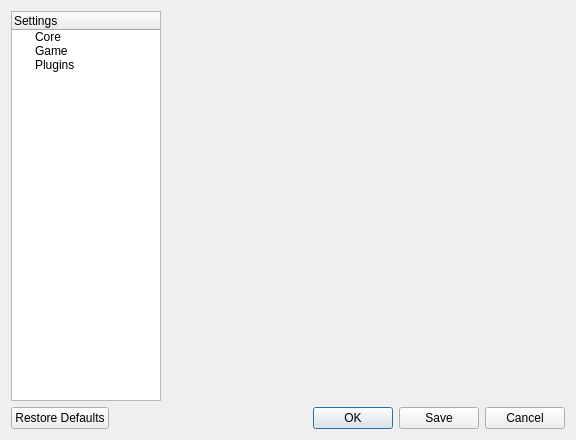
Old version of the form Source/RMG/UserInterface/Dialog/SettingsDialog.ui in the repository Rosalie241/RMG.
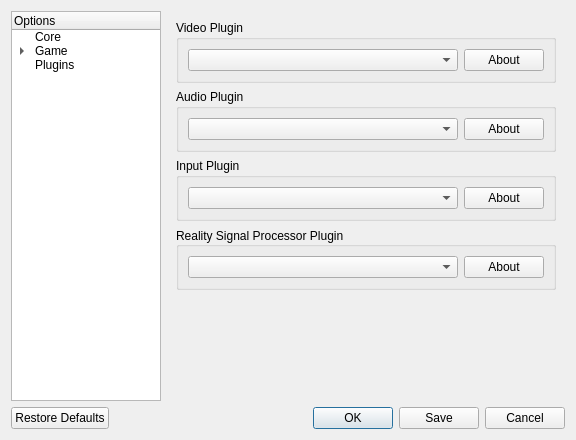
New version of the form. The open tabs and pages were chosen to show the change.

Commit message: Settings window plugin work

```diff
--- a/Source/RMG/UserInterface/Dialog/SettingsDialog.ui
+++ b/Source/RMG/UserInterface/Dialog/SettingsDialog.ui
@@ -50,9 +50,15 @@
            <height>16777215</height>
           </size>
          </property>
+         <property name="headerHidden">
+          <bool>false</bool>
+         </property>
+         <attribute name="headerVisible">
+          <bool>true</bool>
+         </attribute>
          <column>
           <property name="text">
-           <string>Settings</string>
+           <string>Options</string>
           </property>
          </column>
          <item>
@@ -64,6 +70,16 @@
           <property name="text">
            <string>Game</string>
           </property>
+          <item>
+           <property name="text">
+            <string>Core</string>
+           </property>
+          </item>
+          <item>
+           <property name="text">
+            <string>Plugins</string>
+           </property>
+          </item>
          </item>
          <item>
           <property name="text">
@@ -75,7 +91,7 @@
        <item>
         <widget class="QStackedWidget" name="stackedWidget">
          <property name="currentIndex">
-          <number>1</number>
+          <number>4</number>
          </property>
          <widget class="QWidget" name="coreSettingsPage">
           <layout class="QVBoxLayout" name="verticalLayout_2">
@@ -414,7 +430,195 @@
            </item>
           </layout>
          </widget>
-         <widget class="QWidget" name="pluginSettingsPage"/>
+         <widget class="QWidget" name="gameCoreSettingsPage">
+          <layout class="QVBoxLayout" name="verticalLayout_4">
+           <item>
+            <layout class="QHBoxLayout" name="horizontalLayout_11">
+             <item>
+              <widget class="QLabel" name="label_9">
+               <property name="text">
+                <string>CPU Emulator</string>
+               </property>
+              </widget>
+             </item>
+             <item>
+              <widget class="QComboBox" name="coreCpuEmulator_2">
+               <item>
+                <property name="text">
+                 <string>Pure Interpreter</string>
+                </property>
+               </item>
+               <item>
+                <property name="text">
+                 <string>Cached Interpreter</string>
+                </property>
+               </item>
+               <item>
+                <property name="text">
+                 <string>Dynamic Recompiler</string>
+                </property>
+               </item>
+              </widget>
+             </item>
+            </layout>
+           </item>
+           <item>
+            <layout class="QHBoxLayout" name="horizontalLayout_12">
+             <item>
+              <widget class="QCheckBox" name="checkBox">
+               <property name="text">
+                <string>Randomize PI/SI Interrupt Timing</string>
+               </property>
+              </widget>
+             </item>
+            </layout>
+           </item>
+           <item>
+            <spacer name="verticalSpacer_3">
+             <property name="orientation">
+              <enum>Qt::Vertical</enum>
+             </property>
+             <property name="sizeHint" stdset="0">
+              <size>
+               <width>20</width>
+               <height>40</height>
+              </size>
+             </property>
+            </spacer>
+           </item>
+          </layout>
+         </widget>
+         <widget class="QWidget" name="gamePluginsSettingsPage"/>
+         <widget class="QWidget" name="pluginSettingsPage">
+          <layout class="QVBoxLayout" name="verticalLayout_5">
+           <item>
+            <widget class="QGroupBox" name="groupBox">
+             <property name="title">
+              <string>Video Plugin</string>
+             </property>
+             <layout class="QHBoxLayout" name="horizontalLayout_13">
+              <item>
+               <widget class="QComboBox" name="videoPlugins">
+                <property name="sizePolicy">
+                 <sizepolicy hsizetype="Expanding" vsizetype="Fixed">
+                  <horstretch>0</horstretch>
+                  <verstretch>0</verstretch>
+                 </sizepolicy>
+                </property>
+               </widget>
+              </item>
+              <item>
+               <widget class="QPushButton" name="pushButton">
+                <property name="text">
+                 <string>About</string>
+                </property>
+               </widget>
+              </item>
+             </layout>
+            </widget>
+           </item>
+           <item>
+            <widget class="QGroupBox" name="groupBox_2">
+             <property name="title">
+              <string>Audio Plugin</string>
+             </property>
+             <layout class="QHBoxLayout" name="horizontalLayout_14">
+              <item>
+               <widget class="QComboBox" name="audioPlugins">
+                <property name="sizePolicy">
+                 <sizepolicy hsizetype="Expanding" vsizetype="Fixed">
+                  <horstretch>0</horstretch>
+                  <verstretch>0</verstretch>
+                 </sizepolicy>
+                </property>
+               </widget>
+              </item>
+              <item>
+               <widget class="QPushButton" name="pushButton_2">
+                <property name="text">
+                 <string>About</string>
+                </property>
+               </widget>
+              </item>
+             </layout>
+            </widget>
+           </item>
+           <item>
+            <widget class="QGroupBox" name="groupBox_3">
+             <property name="title">
+              <string>Input Plugin</string>
+             </property>
+             <layout class="QHBoxLayout" name="horizontalLayout_15">
+              <item>
+               <widget class="QComboBox" name="inputPlugins">
+                <property name="sizePolicy">
+                 <sizepolicy hsizetype="Expanding" vsizetype="Fixed">
+                  <horstretch>0</horstretch>
+                  <verstretch>0</verstretch>
+                 </sizepolicy>
+                </property>
+               </widget>
+              </item>
+              <item>
+               <widget class="QPushButton" name="pushButton_3">
+                <property name="text">
+                 <string>About</string>
+                </property>
+               </widget>
+              </item>
+             </layout>
+            </widget>
+           </item>
+           <item>
+            <widget class="QGroupBox" name="groupBox_4">
+             <property name="title">
+              <string>Reality Signal Processor Plugin</string>
+             </property>
+             <property name="alignment">
+              <set>Qt::AlignLeading|Qt::AlignLeft|Qt::AlignVCenter</set>
+             </property>
+             <property name="flat">
+              <bool>false</bool>
+             </property>
+             <property name="checkable">
+              <bool>false</bool>
+             </property>
+             <layout class="QHBoxLayout" name="horizontalLayout_16">
+              <item>
+               <widget class="QComboBox" name="rspPlugins">
+                <property name="sizePolicy">
+                 <sizepolicy hsizetype="Expanding" vsizetype="Fixed">
+                  <horstretch>0</horstretch>
+                  <verstretch>0</verstretch>
+                 </sizepolicy>
+                </property>
+               </widget>
+              </item>
+              <item>
+               <widget class="QPushButton" name="pushButton_4">
+                <property name="text">
+                 <string>About</string>
+                </property>
+               </widget>
+              </item>
+             </layout>
+            </widget>
+           </item>
+           <item>
+            <spacer name="verticalSpacer_4">
+             <property name="orientation">
+              <enum>Qt::Vertical</enum>
+             </property>
+             <property name="sizeHint" stdset="0">
+              <size>
+               <width>20</width>
+               <height>40</height>
+              </size>
+             </property>
+            </spacer>
+           </item>
+          </layout>
+         </widget>
         </widget>
        </item>
       </layout>
```
The commit also changes 8 other files.
